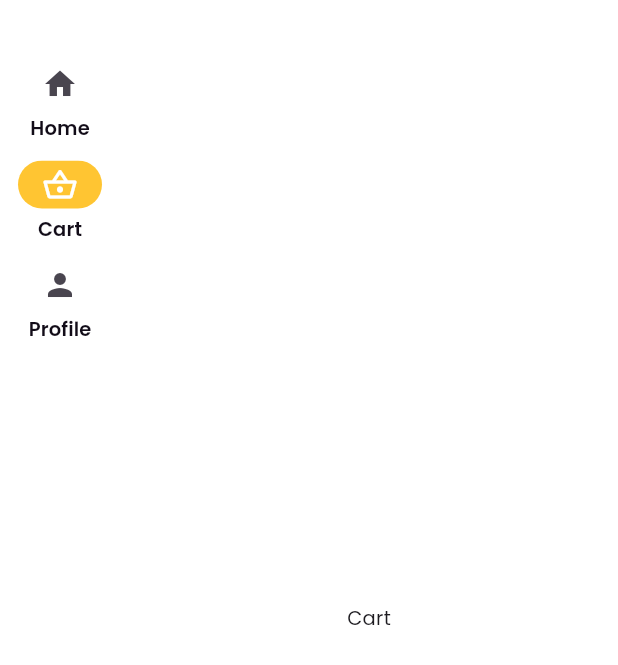
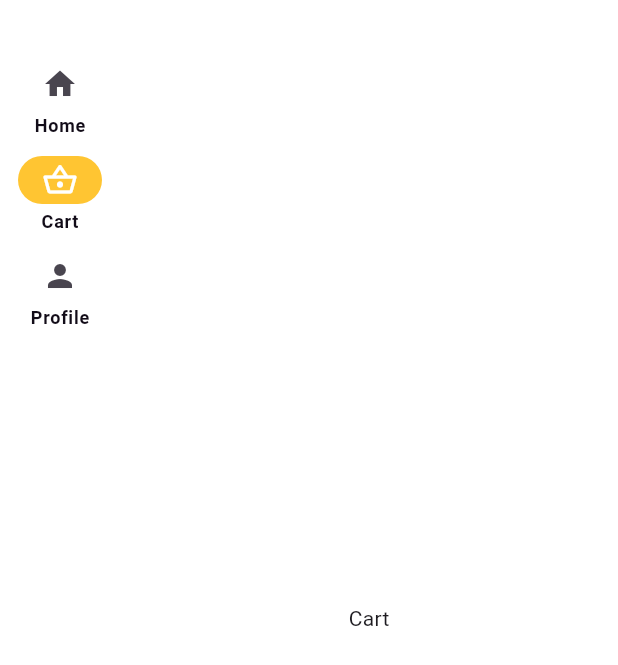
Before and after one commit to sempatpanick/restaurant_app, a Flutter app: the MainPageTablet screen opened directly, after a tap on "Cart", on a phone screen of 412 x 824 dp. Shown: the top 665 px of the screen. Run offline on Flutter 3.47's test engine with Material 3 defaults, Android fonts, the phone set to English and light mode, and no system bars; our stand-ins replace animated_bottom_navigation_bar, cached_network_image, equatable, get_it, google_fonts, smooth_page_indicator; missing offline and left inert: window_size; network calls fail.

```diff
--- a/lib/presentation/pages/home_page.dart
+++ b/lib/presentation/pages/home_page.dart
@@ -15,17 +15,20 @@ class HomePage extends StatefulWidget {
   State<HomePage> createState() => _HomePageState();
 }
 
-class _HomePageState extends State<HomePage> with SingleTickerProviderStateMixin {
+class _HomePageState extends State<HomePage>
+    with SingleTickerProviderStateMixin {
   late AnimationController animateListController;
   late Animation<double> animation;
-  final bannerController = PageController(viewportFraction: 0.8, keepPage: true);
+  final bannerController =
+      PageController(viewportFraction: 0.8, keepPage: true);
 
   @override
   void initState() {
-    animateListController =
-        AnimationController(vsync: this, duration: const Duration(milliseconds: 200));
+    animateListController = AnimationController(
+        vsync: this, duration: const Duration(milliseconds: 200));
 
-    animation = Tween<double>(begin: 0.0, end: 1.0).animate(animateListController);
+    animation =
+        Tween<double>(begin: 0.0, end: 1.0).animate(animateListController);
     super.initState();
   }
 
@@ -48,16 +51,18 @@ class _HomePageState extends State<HomePage> with SingleTickerProviderStateMixin
 
   @override
   Widget build(BuildContext context) {
+    final theme = Theme.of(context);
+
     return Scaffold(
       backgroundColor: colorGrey,
       appBar: AppBar(
         backgroundColor: colorWhite,
         title: Text(
           "Fujiyaki",
-          style: Theme.of(context).textTheme.headline5!.copyWith(
-                color: primaryColor,
-                fontWeight: FontWeight.bold,
-              ),
+          style: theme.textTheme.titleLarge!.copyWith(
+            color: primaryColor,
+            fontWeight: FontWeight.bold,
+          ),
         ),
         actions: [
           InkWell(
@@ -66,7 +71,8 @@ class _HomePageState extends State<HomePage> with SingleTickerProviderStateMixin
             child: Container(
               width: 50,
               padding: const EdgeInsets.all(4.0),
-              margin: const EdgeInsets.symmetric(vertical: 4.0, horizontal: 8.0),
+              margin:
+                  const EdgeInsets.symmetric(vertical: 4.0, horizontal: 8.0),
               decoration: BoxDecoration(
                 color: colorWhite,
                 borderRadius: BorderRadius.circular(100),
@@ -97,7 +103,8 @@ class _HomePageState extends State<HomePage> with SingleTickerProviderStateMixin
                     height: 200,
                     child: PageView.builder(
                       controller: bannerController,
-                      onPageChanged: (index) => data.setBannerActiveIndex(index),
+                      onPageChanged: (index) =>
+                          data.setBannerActiveIndex(index),
                       itemCount: 6,
                       itemBuilder: (_, index) {
                         return Padding(
@@ -106,9 +113,11 @@ class _HomePageState extends State<HomePage> with SingleTickerProviderStateMixin
                             borderRadius: BorderRadius.circular(10),
                             clipBehavior: Clip.hardEdge,
                             child: CachedNetworkImage(
-                              imageUrl: "https://dummyimage.com/500x250/FFC532/fff.jpg",
+                              imageUrl:
+                                  "https://dummyimage.com/500x250/FFC532/fff.jpg",
                               fit: BoxFit.cover,
-                              progressIndicatorBuilder: (context, url, downloadProgress) => Center(
+                              progressIndicatorBuilder:
+                                  (context, url, downloadProgress) => Center(
                                 child: SizedBox(
                                   width: 60,
                                   height: 60,
@@ -118,7 +127,8 @@ class _HomePageState extends State<HomePage> with SingleTickerProviderStateMixin
                                   ),
                                 ),
                               ),
-                              errorWidget: (context, url, error) => const Icon(Icons.error),
+                              errorWidget: (context, url, error) =>
+                                  const Icon(Icons.error),
                             ),
                           ),
                         );
@@ -166,8 +176,10 @@ class _HomePageState extends State<HomePage> with SingleTickerProviderStateMixin
                   ),
                   itemCount: data.category.length,
                   itemBuilder: (context, index) {
-                    Color colorBackground = indexCategory == index ? primaryColor : colorWhite;
-                    Color colorText = indexCategory == index ? colorWhite : colorBlack;
+                    Color colorBackground =
+                        indexCategory == index ? primaryColor : colorWhite;
+                    Color colorText =
+                        indexCategory == index ? colorWhite : colorBlack;
 
                     return ItemCategoryWidget(
                       name: data.category[index],
@@ -175,9 +187,8 @@ class _HomePageState extends State<HomePage> with SingleTickerProviderStateMixin
                       colorText: colorText,
                       onTap: () async {
                         if (data.setCategoryFoodIndex(index)) {
-                          animateListController
-                              .reverse()
-                              .whenComplete(() => animateListController.forward());
+                          animateListController.reverse().whenComplete(
+                              () => animateListController.forward());
                         }
                       },
                     );
@@ -195,7 +206,8 @@ class _HomePageState extends State<HomePage> with SingleTickerProviderStateMixin
                   scrollDirection: Axis.vertical,
                   shrinkWrap: true,
                   physics: const NeverScrollableScrollPhysics(),
-                  padding: const EdgeInsets.only(left: 28.0, right: 28.0, bottom: 16.0),
+                  padding: const EdgeInsets.only(
+                      left: 28.0, right: 28.0, bottom: 16.0),
                   separatorBuilder: (context, index) => const SizedBox(
                     height: 16.0,
                   ),
--- a/lib/presentation/pages/responsive/main_page/main_page_phone.dart
+++ b/lib/presentation/pages/responsive/main_page/main_page_phone.dart
@@ -32,7 +32,7 @@ class MainPagePhone extends StatelessWidget {
                 ),
                 Text(
                   navigationMenu[index].name,
-                  style: Theme.of(context).textTheme.subtitle2!.copyWith(
+                  style: Theme.of(context).textTheme.labelMedium!.copyWith(
                         color: colorBottomNav,
                         fontWeight: FontWeight.w400,
                       ),
@@ -45,8 +45,8 @@ class MainPagePhone extends StatelessWidget {
           notchSmoothness: NotchSmoothness.defaultEdge,
           leftCornerRadius: 20,
           rightCornerRadius: 20,
-          onTap: (index) =>
-              Provider.of<UtilsNotifier>(context, listen: false).setBottomNavigationIndex(index),
+          onTap: (index) => Provider.of<UtilsNotifier>(context, listen: false)
+              .setBottomNavigationIndex(index),
         ),
         body: navigationMenu[indexBottomNav].page,
       );
--- a/lib/presentation/pages/responsive/main_page/main_page_tablet.dart
+++ b/lib/presentation/pages/responsive/main_page/main_page_tablet.dart
@@ -26,10 +26,12 @@ class MainPageTablet extends StatelessWidget {
               useIndicator: true,
               indicatorColor: primaryColor,
               elevation: 1,
-              labelType:
-                  size.width >= 900 ? NavigationRailLabelType.none : NavigationRailLabelType.all,
-              onDestinationSelected: (index) => Provider.of<UtilsNotifier>(context, listen: false)
-                  .setBottomNavigationIndex(index),
+              labelType: size.width >= 900
+                  ? NavigationRailLabelType.none
+                  : NavigationRailLabelType.all,
+              onDestinationSelected: (index) =>
+                  Provider.of<UtilsNotifier>(context, listen: false)
+                      .setBottomNavigationIndex(index),
               selectedIconTheme: const IconThemeData(color: colorWhite),
               leading: const SizedBox(
                 height: 24,
@@ -40,11 +42,11 @@ class MainPageTablet extends StatelessWidget {
                   label: Text(
                     menu.name,
                     style: size.width >= 900
-                        ? Theme.of(context).textTheme.subtitle1!.copyWith(
+                        ? Theme.of(context).textTheme.labelLarge!.copyWith(
                               color: colorBlack,
                               fontWeight: FontWeight.w600,
                             )
-                        : Theme.of(context).textTheme.subtitle2!.copyWith(
+                        : Theme.of(context).textTheme.labelMedium!.copyWith(
                               color: colorBlack,
                               fontWeight: FontWeight.w600,
                             ),
--- a/lib/presentation/widgets/item_category_widget.dart
+++ b/lib/presentation/widgets/item_category_widget.dart
@@ -16,19 +16,21 @@ class ItemCategoryWidget extends StatelessWidget {
 
   @override
   Widget build(BuildContext context) {
+    final theme = Theme.of(context);
+
     return GestureDetector(
       onTap: onTap,
       child: Container(
         padding: const EdgeInsets.symmetric(horizontal: 14.0),
-        decoration:
-            BoxDecoration(color: colorBackground, borderRadius: BorderRadius.circular(25.0)),
+        decoration: BoxDecoration(
+            color: colorBackground, borderRadius: BorderRadius.circular(25.0)),
         child: Center(
           child: Text(
             name,
-            style: Theme.of(context).textTheme.subtitle1!.copyWith(
-                  color: colorText,
-                  fontWeight: FontWeight.w600,
-                ),
+            style: theme.textTheme.labelLarge!.copyWith(
+              color: colorText,
+              fontWeight: FontWeight.w600,
+            ),
           ),
         ),
       ),
--- a/lib/presentation/widgets/item_menu_list_view_widget.dart
+++ b/lib/presentation/widgets/item_menu_list_view_widget.dart
@@ -8,7 +8,8 @@ import '../pages/detail_menu_page.dart';
 
 class ItemMenuListViewWidget extends StatefulWidget {
   final Menu menu;
-  const ItemMenuListViewWidget({Key? key, required this.menu}) : super(key: key);
+  const ItemMenuListViewWidget({Key? key, required this.menu})
+      : super(key: key);
 
   @override
   State<ItemMenuListViewWidget> createState() => _ItemMenuListViewWidgetState();
@@ -17,6 +18,8 @@ class ItemMenuListViewWidget extends StatefulWidget {
 class _ItemMenuListViewWidgetState extends State<ItemMenuListViewWidget> {
   @override
   Widget build(BuildContext context) {
+    final theme = Theme.of(context);
+
     return GestureDetector(
       onTap: () => Navigator.pushNamed(context, DetailMenuPage.routeName),
       child: Container(
@@ -35,7 +38,8 @@ class _ItemMenuListViewWidgetState extends State<ItemMenuListViewWidget> {
                 child: CachedNetworkImage(
                   imageUrl: "https://dummyimage.com/400x400/FFC532/fff.jpg",
                   fit: BoxFit.cover,
-                  progressIndicatorBuilder: (context, url, downloadProgress) => Center(
+                  progressIndicatorBuilder: (context, url, downloadProgress) =>
+                      Center(
                     child: SizedBox(
                       width: 40,
                       height: 40,
@@ -61,7 +65,7 @@ class _ItemMenuListViewWidgetState extends State<ItemMenuListViewWidget> {
                   ),
                   Text(
                     widget.menu.name,
-                    style: Theme.of(context).textTheme.subtitle1!.copyWith(
+                    style: theme.textTheme.labelLarge!.copyWith(
                       color: colorBlack,
                       fontWeight: FontWeight.bold,
                     ),
@@ -73,7 +77,7 @@ class _ItemMenuListViewWidgetState extends State<ItemMenuListViewWidget> {
                   if (widget.menu.status == 0)
                     Text(
                       "Not in sale",
-                      style: Theme.of(context).textTheme.subtitle2!.copyWith(
+                      style: theme.textTheme.labelMedium!.copyWith(
                         color: colorRed,
                         fontSize: 12,
                         fontWeight: FontWeight.bold,
@@ -84,7 +88,7 @@ class _ItemMenuListViewWidgetState extends State<ItemMenuListViewWidget> {
                   ),
                   Text(
                     numberPattern(widget.menu.price),
-                    style: Theme.of(context).textTheme.subtitle1!.copyWith(
+                    style: theme.textTheme.labelLarge!.copyWith(
                       color: colorBlack,
                       fontSize: 20,
                       fontWeight: FontWeight.bold,
--- a/lib/presentation/widgets/text_with_icon_widget.dart
+++ b/lib/presentation/widgets/text_with_icon_widget.dart
@@ -13,6 +13,8 @@ class TextWithIcon extends StatelessWidget {
 
   @override
   Widget build(BuildContext context) {
+    final theme = Theme.of(context);
+
     return Row(
       mainAxisSize: MainAxisSize.min,
       children: [
@@ -22,7 +24,7 @@ class TextWithIcon extends StatelessWidget {
         ),
         Text(
           text,
-          style: Theme.of(context).textTheme.subtitle1!.copyWith(color: colorBlack),
+          style: theme.textTheme.labelLarge!.copyWith(color: colorBlack),
         ),
       ],
     );
```
Also changed, not shown: lib/common/constants.dart (+76 -14 lines), lib/presentation/pages/detail_menu_page.dart (+33 -25 lines), pubspec.yaml (+16 -20 lines), pubspec.lock, 18 other files. Lines whose indentation alone changed are shown as unchanged.
